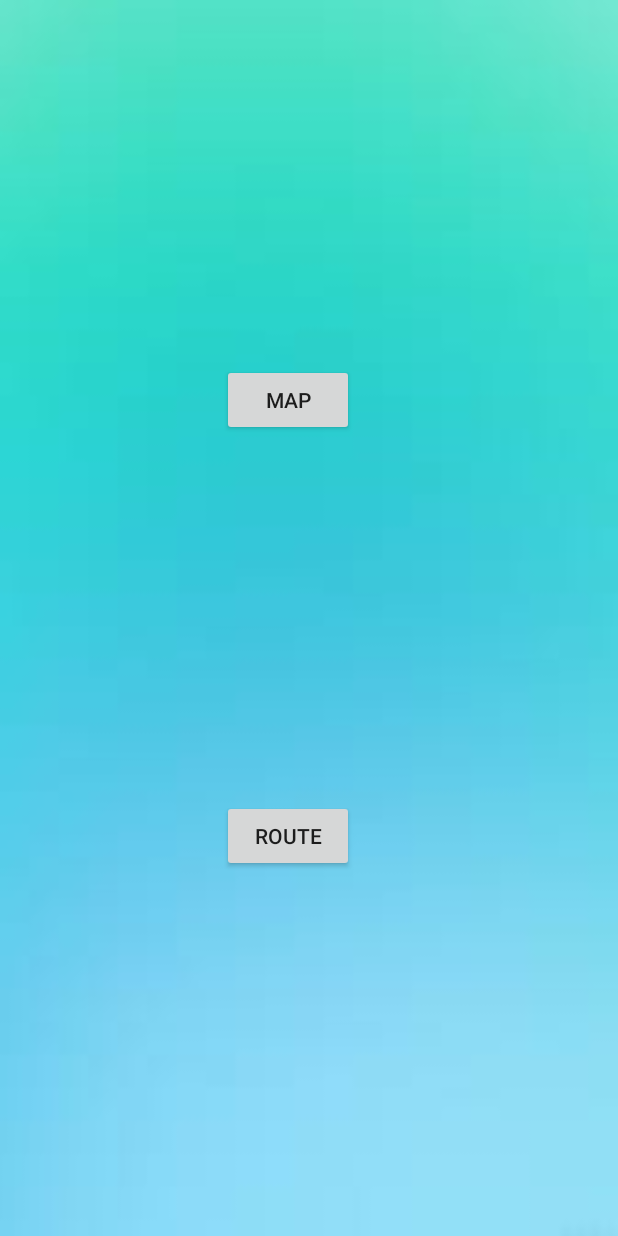
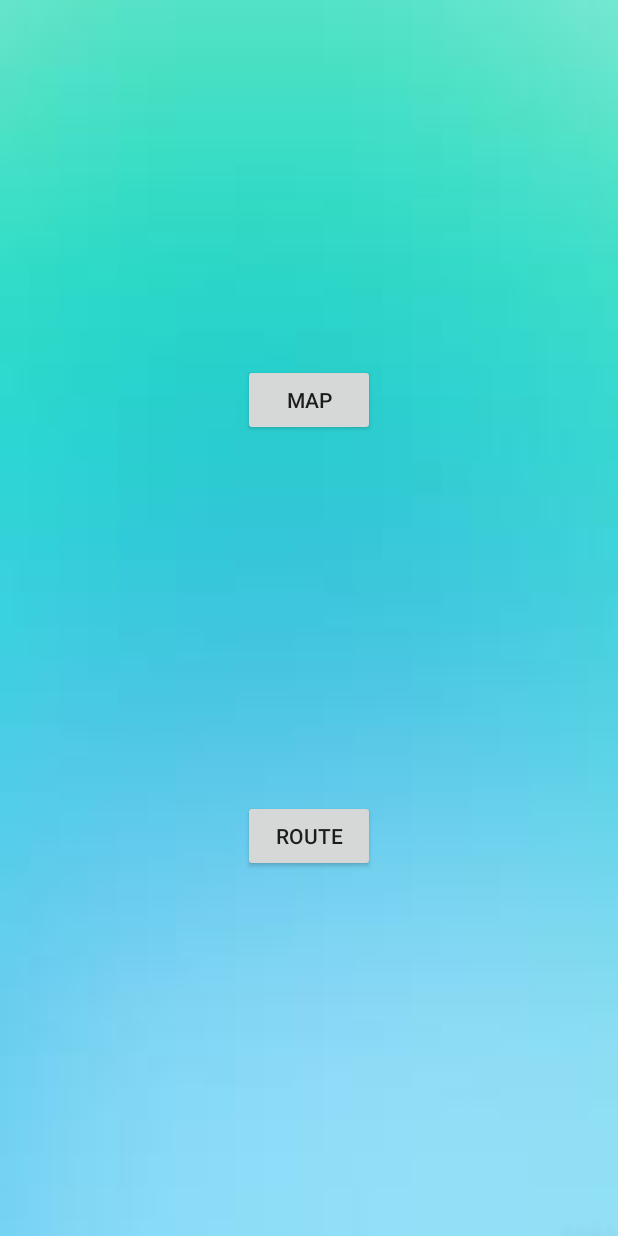
Before and after one commit to dalilaisan/TravelApp, an Android app: the screen it shows after launch (MainActivity), on a phone screen of 412 x 824 dp. Run offline under Robolectric (Android 15) with nearby library versions, the phone set to English and light mode, and no system bars.

Commit message:
minor changes

```diff
--- a/app/src/main/AndroidManifest.xml
+++ b/app/src/main/AndroidManifest.xml
@@ -51,6 +51,8 @@
             android:name=".RouteActivity"
             android:label="@string/title_activity_route"
             android:theme="@style/AppTheme" />
+        <activity android:name=".CompassActivity" />
+        <activity android:name=".PlaceDetailActivity"></activity>
     </application>
 
 </manifest>
--- a/app/src/main/java/com/example/dalil/myapplication/DownloadURL.java
+++ b/app/src/main/java/com/example/dalil/myapplication/DownloadURL.java
@@ -11,9 +11,11 @@ import java.net.MalformedURLException;
 import java.net.URL;
 
 public class DownloadURL {
+    private static final String TAG = "DownloadURL";
 
-    public String readUrl(String myUrl) throws IOException
-    {
+    public String readUrl(String myUrl) throws IOException {
+        Log.d(TAG, "readUrl: starting to read url");
+
         String data = "";
         InputStream inputStream = null;
         HttpURLConnection urlConnection = null;
--- a/app/src/main/res/layout/activity_main.xml
+++ b/app/src/main/res/layout/activity_main.xml
@@ -12,10 +12,15 @@
         android:layout_width="wrap_content"
         android:layout_height="wrap_content"
         android:layout_marginBottom="8dp"
+        android:layout_marginEnd="8dp"
+        android:layout_marginLeft="8dp"
+        android:layout_marginRight="8dp"
+        android:layout_marginStart="8dp"
         android:layout_marginTop="8dp"
         android:text="@string/Map"
         app:layout_constraintBottom_toTopOf="@+id/btnRoute"
-        app:layout_constraintStart_toStartOf="@+id/btnRoute"
+        app:layout_constraintEnd_toEndOf="parent"
+        app:layout_constraintStart_toStartOf="parent"
         app:layout_constraintTop_toTopOf="parent" />
 
     <Button
@@ -23,10 +28,13 @@
         android:layout_width="wrap_content"
         android:layout_height="wrap_content"
         android:layout_marginBottom="8dp"
-        android:layout_marginLeft="148dp"
-        android:layout_marginStart="148dp"
+        android:layout_marginEnd="8dp"
+        android:layout_marginLeft="8dp"
+        android:layout_marginRight="8dp"
+        android:layout_marginStart="8dp"
         android:text="@string/Route"
         app:layout_constraintBottom_toBottomOf="parent"
+        app:layout_constraintEnd_toEndOf="parent"
         app:layout_constraintStart_toStartOf="parent"
         app:layout_constraintTop_toBottomOf="@+id/btnMap" />
 
--- a/app/src/main/res/values/strings.xml
+++ b/app/src/main/res/values/strings.xml
@@ -28,4 +28,7 @@
 Original string: <b>%1$s</b><br/><i>Place Id: %2$s</i><br/>Address: %3$s<br/>Phone: %4$s<br/>Website: %5$s-->
     <string name="place_details">&lt;b&gt;%1$s&lt;/b&gt;&lt;br/&gt;&lt;i&gt;Place Id: %2$s&lt;/i&gt;&lt;br/&gt;Address: %3$s&lt;br/&gt;Phone: %4$s&lt;br/&gt;Website: %5$s</string>
     <string name="title_activity_route">RouteActivity</string>
+
+
+    <string name="degrees">degrees</string>
 </resources>
```
Also changed, not shown: app/src/main/java/com/example/dalil/myapplication/CompassActivity.java (+16 -1 lines), app/src/main/java/com/example/dalil/myapplication/DataParser.java (+5 -3 lines), app/src/main/java/com/example/dalil/myapplication/GetNearbyPlacesData.java (+9 -2 lines), app/src/main/java/com/example/dalil/myapplication/MapsActivity.java (+12 -8 lines).
